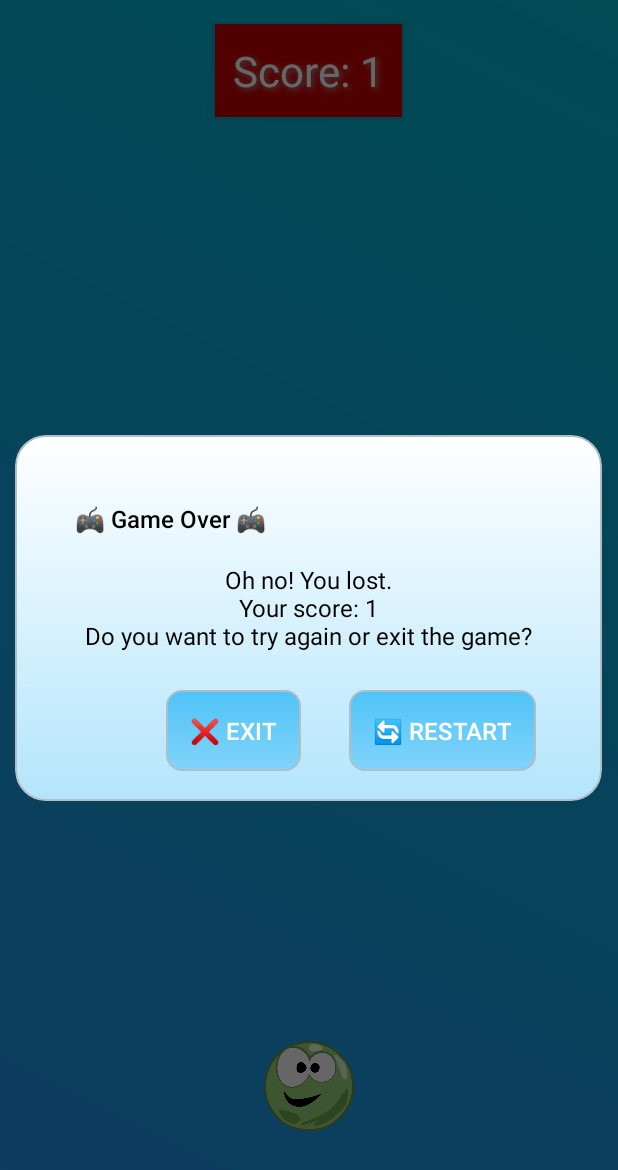
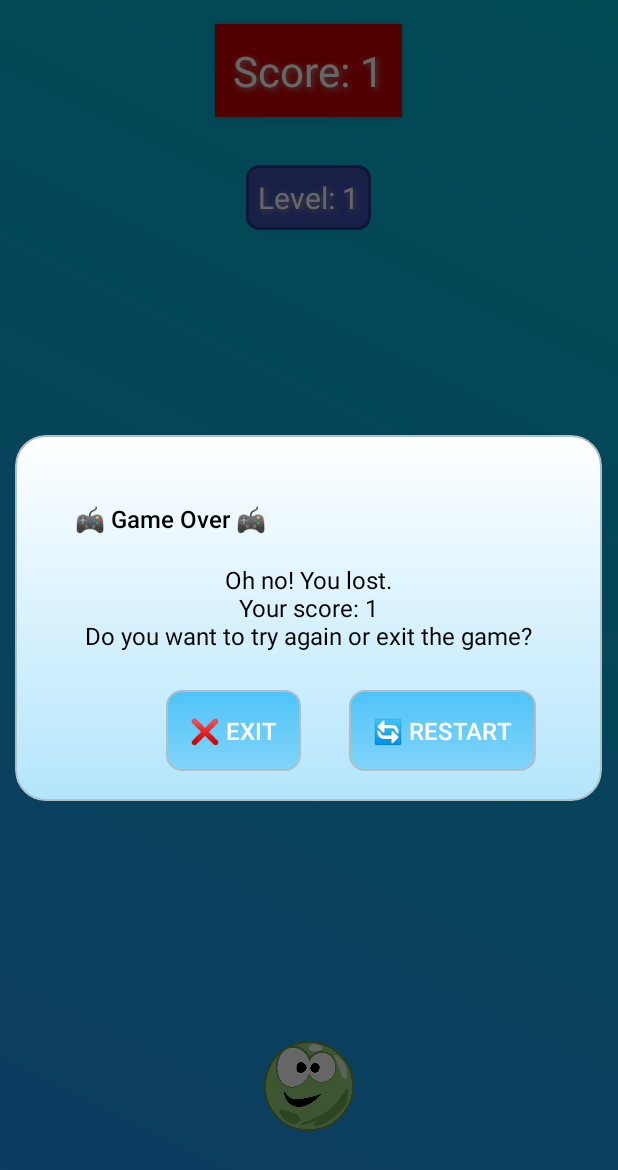
Before and after one commit to k-aghakhani/BallWallGame, an Android app: the screen it shows after launch (MainActivity), on a phone screen of 412 x 824 dp. Shown: the top 1170 px of the screen. Run offline under Robolectric (Android 15) with nearby library versions, the light colour scheme and no system bars.

Commit message:
Adding levels to the game

```diff
--- a/app/src/main/java/com/aghakhani/ballwallgame/MainActivity.java
+++ b/app/src/main/java/com/aghakhani/ballwallgame/MainActivity.java
@@ -22,8 +22,10 @@ public class MainActivity extends AppCompatActivity {
 
     private View ball; // The player's ball
     private TextView scoreText; // The score display
+    private TextView levelText; // The level display
     private RelativeLayout mainLayout; // The main game layout
     private int score = 0; // Player's current score
+    private int level = 1; // Player's current level
     private boolean gameOver = false; // Flag to indicate if the game is over
     private Handler handler = new Handler(); // Handler for scheduling timed events
     private Random random = new Random(); // Random generator for obstacle positions and properties
@@ -36,7 +38,11 @@ public class MainActivity extends AppCompatActivity {
         // Initialize UI elements
         ball = findViewById(R.id.ball);
         scoreText = findViewById(R.id.scoreText);
+        levelText = findViewById(R.id.levelText);
         mainLayout = findViewById(R.id.mainLayout);
+
+        // Set initial level display
+        updateLevelText();
 
         // Set up ball movement with touch events
         ball.setOnTouchListener(new View.OnTouchListener() {
@@ -115,6 +121,7 @@ public class MainActivity extends AppCompatActivity {
                     if (!gameOver) {
                         score++; // Increment score
                         updateScoreText(); // Update score display
+                        checkLevelUp(); // Check if player levels up
                         playSound(R.raw.score_sound); // Play score sound
                     }
                 })
@@ -174,6 +181,69 @@ public class MainActivity extends AppCompatActivity {
         vibrateEffect(scoreText); // Apply vibration effect to the score text
     }
 
+    // Update the level display text
+    private void updateLevelText() {
+        levelText.setText("Level: " + level);
+        vibrateEffect(levelText); // Apply vibration effect to the level text
+    }
+
+    // Check if the player has reached a new level (every 50 points)
+    private void checkLevelUp() {
+        int newLevel = (score / 50) + 1; // Calculate the level based on score (every 50 points)
+        if (newLevel > level) { // If a new level is reached
+            level = newLevel; // Update the player's level
+            updateLevelText(); // Update the level display
+            showLevelUpDialog(); // Show level-up dialog
+        }
+    }
+
+    // Show a dialog when the player levels up
+    private void showLevelUpDialog() {
+        AlertDialog.Builder builder = new AlertDialog.Builder(this, R.style.CustomDialogTheme);
+        builder.setTitle("🎉 Level Up! 🎉")
+                .setMessage("تبریک می‌گم!\nشما لِوِل " + (level - 1) + " رو گذروندید!\nحالا وارد لِوِل " + level + " شدید.")
+                .setCancelable(false)
+                .setPositiveButton("ادامه", new DialogInterface.OnClickListener() {
+                    @Override
+                    public void onClick(DialogInterface dialog, int which) {
+                        dialog.dismiss(); // Close the dialog and continue the game
+                    }
+                });
+
+        AlertDialog dialog = builder.create();
+        dialog.show();
+
+        // Customize button styles manually
+        Button positiveButton = dialog.getButton(AlertDialog.BUTTON_POSITIVE);
+        if (positiveButton != null) {
+            positiveButton.setBackgroundResource(R.drawable.button_background);
+            positiveButton.setTextColor(Color.WHITE);
+            positiveButton.setPadding(24, 12, 24, 12);
+        }
+
+        // Center the message text and ensure readability
+        TextView messageText = (TextView) dialog.findViewById(android.R.id.message);
+        if (messageText != null) {
+            messageText.setTextSize(16);
+            messageText.setTextColor(Color.BLACK);
+            messageText.setGravity(android.view.Gravity.CENTER);
+            messageText.setPadding(0, 0, 0, 32);
+        }
+
+        // Ensure the title is readable and add padding
+        TextView titleText = (TextView) dialog.findViewById(getResources().getIdentifier("alertTitle", "id", "android"));
+        if (titleText != null) {
+            titleText.setTextColor(Color.BLACK);
+            titleText.setPadding(0, 16, 0, 16);
+        }
+
+        // Add padding to the dialog content to create more space
+        View dialogView = dialog.findViewById(android.R.id.content);
+        if (dialogView != null) {
+            dialogView.setPadding(24, 24, 24, 24);
+        }
+    }
+
     // Apply a vibration animation to a view
     private void vibrateEffect(View view) {
         view.animate()
@@ -190,7 +260,6 @@ public class MainActivity extends AppCompatActivity {
         mediaPlayer.start();
         mediaPlayer.setOnCompletionListener(MediaPlayer::release);
     }
-
 
     // Show a game over dialog with restart and exit options
     private void showGameOverDialog() {
@@ -223,7 +292,6 @@ public class MainActivity extends AppCompatActivity {
         Button negativeButton = dialog.getButton(AlertDialog.BUTTON_NEGATIVE);
 
         if (positiveButton != null && negativeButton != null) {
-            // Set button backgrounds and text colors
             positiveButton.setBackgroundResource(R.drawable.button_background);
             negativeButton.setBackgroundResource(R.drawable.button_background);
             positiveButton.setTextColor(Color.WHITE);
@@ -231,36 +299,32 @@ public class MainActivity extends AppCompatActivity {
             positiveButton.setPadding(24, 12, 24, 12);
             negativeButton.setPadding(24, 12, 24, 12);
 
-            // Adjust spacing between buttons
             LinearLayout.LayoutParams params = new LinearLayout.LayoutParams(
                     LinearLayout.LayoutParams.WRAP_CONTENT,
                     LinearLayout.LayoutParams.WRAP_CONTENT
             );
-            params.setMargins(24, 0, 24, 0); // Increase horizontal margin between buttons
+            params.setMargins(24, 0, 24, 0);
             positiveButton.setLayoutParams(params);
             negativeButton.setLayoutParams(params);
         }
 
-        // Center the message text and ensure readability
         TextView messageText = (TextView) dialog.findViewById(android.R.id.message);
         if (messageText != null) {
-            messageText.setTextSize(16); // Ensure readable size
-            messageText.setTextColor(Color.BLACK); // Force black text for contrast
+            messageText.setTextSize(16);
+            messageText.setTextColor(Color.BLACK);
             messageText.setGravity(android.view.Gravity.CENTER);
-            messageText.setPadding(0, 0, 0, 32); // Add bottom padding to increase space between text and buttons
+            messageText.setPadding(0, 0, 0, 32);
         }
 
-        // Ensure the title is readable and add padding
         TextView titleText = (TextView) dialog.findViewById(getResources().getIdentifier("alertTitle", "id", "android"));
         if (titleText != null) {
-            titleText.setTextColor(Color.BLACK); // Force black text for contrast
-            titleText.setPadding(0, 16, 0, 16); // Add padding to the title for better spacing
+            titleText.setTextColor(Color.BLACK);
+            titleText.setPadding(0, 16, 0, 16);
         }
 
-        // Add padding to the dialog content to create more space
         View dialogView = dialog.findViewById(android.R.id.content);
         if (dialogView != null) {
-            dialogView.setPadding(24, 24, 24, 24); // Add padding to the entire dialog content
+            dialogView.setPadding(24, 24, 24, 24);
         }
     }
 
--- a/app/src/main/res/layout/activity_main.xml
+++ b/app/src/main/res/layout/activity_main.xml
@@ -8,6 +8,7 @@
     android:background="@drawable/background_gradient"
     tools:context=".MainActivity">
 
+    <!-- Score Text -->
     <TextView
         android:id="@+id/scoreText"
         android:layout_width="wrap_content"
@@ -26,13 +27,33 @@
         android:shadowDy="2"
         android:shadowRadius="5" />
 
+    <!-- Level Text -->
+    <TextView
+        android:id="@+id/levelText"
+        android:layout_width="wrap_content"
+        android:layout_height="wrap_content"
+        android:text="Level: 1"
+        android:textSize="20sp"
+        android:textColor="@android:color/white"
+        android:background="@drawable/score_background"
+        android:padding="8dp"
+        android:layout_margin="16dp"
+        android:layout_below="@id/scoreText"
+        android:layout_centerHorizontal="true"
+        android:elevation="4dp"
+        android:shadowColor="@android:color/darker_gray"
+        android:shadowDx="2"
+        android:shadowDy="2"
+        android:shadowRadius="5" />
+
+    <!-- Ball -->
     <View
         android:id="@+id/ball"
         android:layout_width="60dp"
         android:layout_height="60dp"
         android:background="@drawable/ball_face"
-    android:layout_centerHorizontal="true"
-    android:layout_alignParentBottom="true"
-    android:layout_marginBottom="70dp" />
+        android:layout_centerHorizontal="true"
+        android:layout_alignParentBottom="true"
+        android:layout_marginBottom="70dp" />
 
 </RelativeLayout>
```
